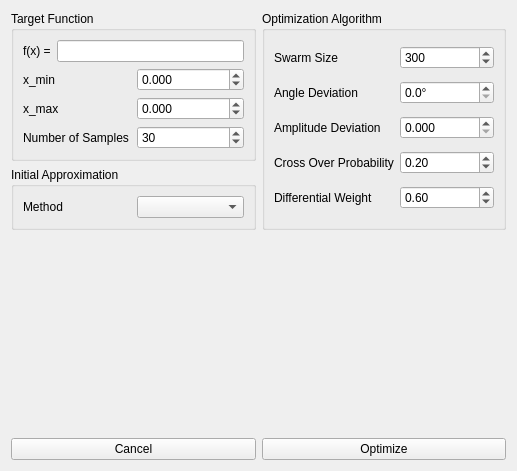
Above: gui_main_window.ui from ralphtandetzky/decompose_imf before the change. Below: the same form after it.
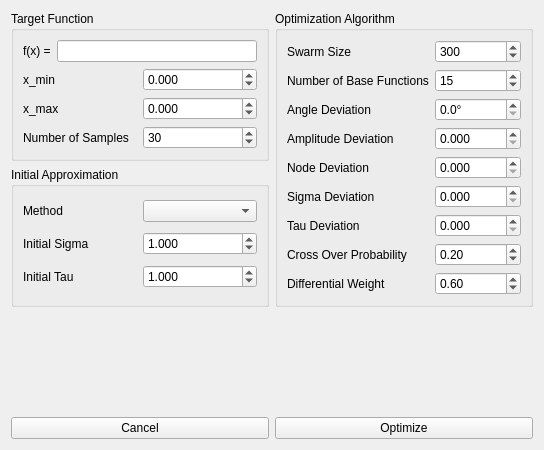
That is the form after the change.

Commit message: Implemented the use of base functions in the search for the best solution in order to reduce the dimension of the problem.

What changed in the file:
```diff
--- a/gui_main_window.ui
+++ b/gui_main_window.ui
@@ -6,8 +6,8 @@
    <rect>
     <x>0</x>
     <y>0</y>
-    <width>517</width>
-    <height>471</height>
+    <width>544</width>
+    <height>450</height>
    </rect>
   </property>
   <property name="windowTitle">
@@ -132,6 +132,46 @@
           <item row="0" column="1">
            <widget class="QComboBox" name="initApproxMethComboBox"/>
           </item>
+          <item row="1" column="0">
+           <widget class="QLabel" name="label_11">
+            <property name="text">
+             <string>Initial Sigma</string>
+            </property>
+           </widget>
+          </item>
+          <item row="2" column="0">
+           <widget class="QLabel" name="label_12">
+            <property name="text">
+             <string>Initial Tau</string>
+            </property>
+           </widget>
+          </item>
+          <item row="1" column="1">
+           <widget class="QDoubleSpinBox" name="initSigmaSpinBox">
+            <property name="decimals">
+             <number>3</number>
+            </property>
+            <property name="maximum">
+             <double>10000.000000000000000</double>
+            </property>
+            <property name="value">
+             <double>1.000000000000000</double>
+            </property>
+           </widget>
+          </item>
+          <item row="2" column="1">
+           <widget class="QDoubleSpinBox" name="initTauSpinBox">
+            <property name="decimals">
+             <number>3</number>
+            </property>
+            <property name="maximum">
+             <double>10000.000000000000000</double>
+            </property>
+            <property name="value">
+             <double>1.000000000000000</double>
+            </property>
+           </widget>
+          </item>
          </layout>
         </widget>
        </item>
@@ -166,7 +206,7 @@
           </property>
          </widget>
         </item>
-        <item row="1" column="0">
+        <item row="2" column="0">
          <widget class="QLabel" name="label_8">
           <property name="text">
            <string>Angle Deviation</string>
@@ -176,7 +216,7 @@
           </property>
          </widget>
         </item>
-        <item row="1" column="1">
+        <item row="2" column="1">
          <widget class="QDoubleSpinBox" name="angleDevSpinBox">
           <property name="suffix">
            <string>°</string>
@@ -192,7 +232,7 @@
           </property>
          </widget>
         </item>
-        <item row="2" column="0">
+        <item row="3" column="0">
          <widget class="QLabel" name="label_9">
           <property name="text">
            <string>Amplitude Deviation</string>
@@ -202,7 +242,7 @@
           </property>
          </widget>
         </item>
-        <item row="2" column="1">
+        <item row="3" column="1">
          <widget class="QDoubleSpinBox" name="amplDevSpinBox">
           <property name="decimals">
            <number>3</number>
@@ -215,7 +255,7 @@
           </property>
          </widget>
         </item>
-        <item row="3" column="0">
+        <item row="7" column="0">
          <widget class="QLabel" name="label_3">
           <property name="text">
            <string>Cross Over Probability</string>
@@ -225,7 +265,14 @@
           </property>
          </widget>
         </item>
-        <item row="3" column="1">
+        <item row="6" column="0">
+         <widget class="QLabel" name="label_15">
+          <property name="text">
+           <string>Tau Deviation</string>
+          </property>
+         </widget>
+        </item>
+        <item row="7" column="1">
          <widget class="QDoubleSpinBox" name="coSpinBox">
           <property name="maximum">
            <double>1.000000000000000</double>
@@ -238,7 +285,7 @@
           </property>
          </widget>
         </item>
-        <item row="4" column="0">
+        <item row="8" column="0">
          <widget class="QLabel" name="label_4">
           <property name="text">
            <string>Differential Weight</string>
@@ -248,7 +295,7 @@
           </property>
          </widget>
         </item>
-        <item row="4" column="1">
+        <item row="8" column="1">
          <widget class="QDoubleSpinBox" name="dwSpinBox">
           <property name="minimum">
            <double>0.500000000000000</double>
@@ -264,6 +311,76 @@
           </property>
          </widget>
         </item>
+        <item row="5" column="0">
+         <widget class="QLabel" name="label_14">
+          <property name="text">
+           <string>Sigma Deviation</string>
+          </property>
+         </widget>
+        </item>
+        <item row="4" column="0">
+         <widget class="QLabel" name="label_13">
+          <property name="text">
+           <string>Node Deviation</string>
+          </property>
+         </widget>
+        </item>
+        <item row="4" column="1">
+         <widget class="QDoubleSpinBox" name="nodeDevSpinBox">
+          <property name="decimals">
+           <number>3</number>
+          </property>
+          <property name="maximum">
+           <double>10000.000000000000000</double>
+          </property>
+          <property name="value">
+           <double>0.000000000000000</double>
+          </property>
+         </widget>
+        </item>
+        <item row="5" column="1">
+         <widget class="QDoubleSpinBox" name="sigmaDevSpinBox">
+          <property name="decimals">
+           <number>3</number>
+          </property>
+          <property name="maximum">
+           <double>10000.000000000000000</double>
+          </property>
+          <property name="value">
+           <double>0.000000000000000</double>
+          </property>
+         </widget>
+        </item>
+        <item row="6" column="1">
+         <widget class="QDoubleSpinBox" name="tauDevSpinBox">
+          <property name="decimals">
+           <number>3</number>
+          </property>
+          <property name="maximum">
+           <double>10000.000000000000000</double>
+          </property>
+          <property name="value">
+           <double>0.000000000000000</double>
+          </property>
+         </widget>
+        </item>
+        <item row="1" column="0">
+         <widget class="QLabel" name="label_16">
+          <property name="text">
+           <string>Number of Base Functions</string>
+          </property>
+         </widget>
+        </item>
+        <item row="1" column="1">
+         <widget class="QSpinBox" name="nBaseFuncsSpinBox">
+          <property name="maximum">
+           <number>1000</number>
+          </property>
+          <property name="value">
+           <number>15</number>
+          </property>
+         </widget>
+        </item>
        </layout>
       </widget>
      </item>
```
The commit also changes 1 other file.
